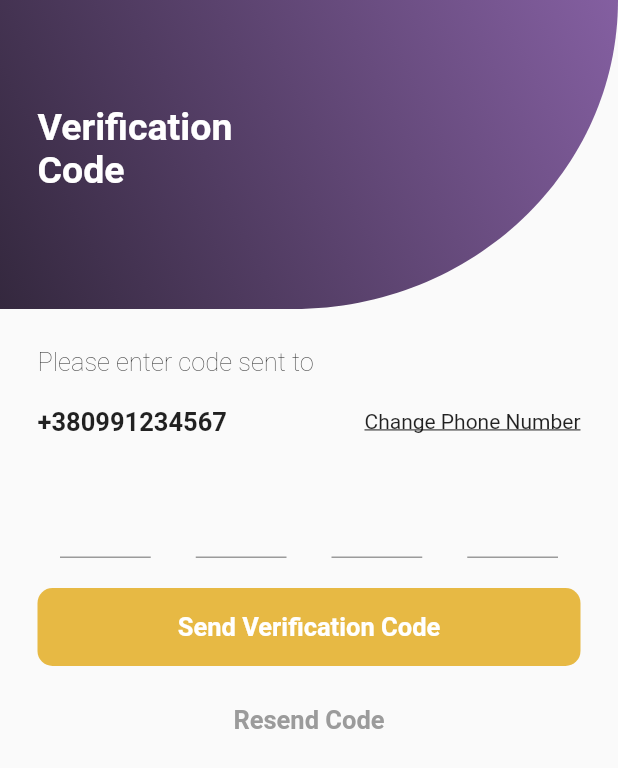
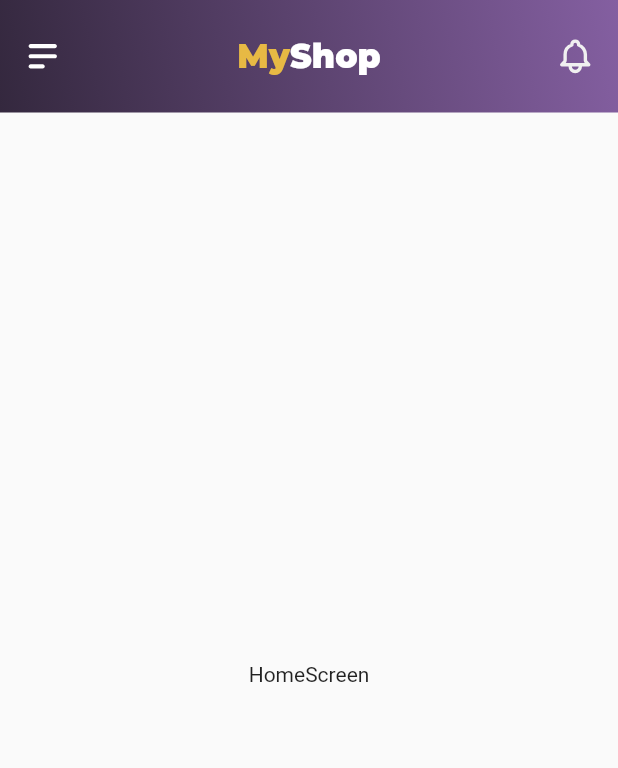
Before and after one commit to ilavisharma/Flutter-Ecommerce-App, a Flutter app: the VerificationScreen screen opened by its route, after a tap on "Send Verification Code", on a phone screen of 412 x 824 dp. Shown: the top 768 px of the screen. Run offline on Flutter 3.47's test engine with Material 2 defaults, Android fonts, the phone set to English and light mode, and no system bars; our stand-ins replace flutter_svg; Roboto replaces fonts that are missing (SF-Pro); project files that could hold a hidden picture were left out.

Commit message:
create custom app bar for home screen and to reuse in other screens

```diff
--- a/lib/main.dart
+++ b/lib/main.dart
@@ -31,6 +31,7 @@ class MyApp extends StatelessWidget {
       routes: {
         EnterPhoneScreen.routeName: (ctx) => EnterPhoneScreen(),
         VerificationScreen.routeName: (ctx) => VerificationScreen(),
+        HomeScreen.routeName: (ctx) => HomeScreen(),
       },
     );
   }
--- /dev/null
+++ b/lib/screens/home_screen.dart
@@ -0,0 +1,48 @@
+import 'package:flutter/material.dart';
+import 'package:flutter_svg/flutter_svg.dart';
+import 'package:ecommerce_app/widgets/widgets.dart';
+
+class HomeScreen extends StatelessWidget {
+  static const routeName = '/home';
+  @override
+  Widget build(BuildContext context) {
+    return Scaffold(
+      appBar: CustomAppBar(
+        leading: SvgPicture.asset(
+          'assets/icons/menu-alt.svg',
+          height: 27,
+          width: 27,
+        ),
+        title: RichText(
+          text: TextSpan(
+            style: TextStyle(fontSize: 22.0),
+            children: [
+              TextSpan(
+                text: 'My',
+                style: TextStyle(
+                    color: Color(0xFFE7B944),
+                    fontWeight: FontWeight.w900,
+                    fontFamily: 'Montserrat'),
+              ),
+              TextSpan(
+                text: 'Shop',
+                style: TextStyle(
+                    color: Colors.white,
+                    fontWeight: FontWeight.w900,
+                    fontFamily: 'Montserrat'),
+              ),
+            ],
+          ),
+        ),
+        trailing: SvgPicture.asset(
+          'assets/icons/bell.svg',
+          height: 27,
+          width: 27,
+        ),
+      ),
+      body: Center(
+        child: Text('HomeScreen'),
+      ),
+    );
+  }
+}
--- a/lib/screens/screens.dart
+++ b/lib/screens/screens.dart
@@ -1,3 +1,4 @@
 export './get_started_screen.dart';
 export './enter_phone_screen.dart';
 export './verification_code_screen.dart';
+export './home_screen.dart';
--- a/lib/screens/verification_code_screen.dart
+++ b/lib/screens/verification_code_screen.dart
@@ -1,4 +1,5 @@
 import 'package:ecommerce_app/widgets/widgets.dart';
+import 'package:ecommerce_app/screens/screens.dart';
 import 'package:flutter/material.dart';
 
 class VerificationScreen extends StatelessWidget {
@@ -77,12 +78,14 @@ class VerificationScreen extends StatelessWidget {
                   padding: EdgeInsets.symmetric(vertical: 12),
                   child: Button(
                     text: 'Send Verification Code',
-                    onPressed: () {},
+                    onPressed: () =>
+                        Navigator.pushNamed(context, HomeScreen.routeName),
                   ),
                 ),
                 FadedButton(
                   text: 'Resend Code',
-                  onPressed: () {},
+                  onPressed: () =>
+                      Navigator.pushNamed(context, HomeScreen.routeName),
                 )
               ],
             ),
--- /dev/null
+++ b/lib/widgets/custom_app_bar.dart
@@ -0,0 +1,36 @@
+import 'package:flutter/material.dart';
+
+class CustomAppBar extends StatelessWidget implements PreferredSizeWidget {
+  final Widget title;
+  final Widget leading;
+  final Widget trailing;
+
+  CustomAppBar(
+      {@required this.title, @required this.leading, @required this.trailing});
+
+  @override
+  Size get preferredSize => Size.fromHeight(75);
+
+  Widget build(BuildContext context) {
+    return Container(
+      height: MediaQuery.of(context).padding.top + 75,
+      decoration: BoxDecoration(
+        gradient: LinearGradient(
+          colors: [Color(0xFF845FA1), Color(0xFF34283E)],
+          begin: Alignment.topRight,
+          end: Alignment.bottomLeft,
+        ),
+      ),
+      padding: EdgeInsets.only(
+          left: 15, right: 15, top: MediaQuery.of(context).padding.top),
+      child: Row(
+        mainAxisAlignment: MainAxisAlignment.spaceBetween,
+        children: [
+          leading,
+          title,
+          trailing,
+        ],
+      ),
+    );
+  }
+}
--- a/lib/widgets/widgets.dart
+++ b/lib/widgets/widgets.dart
@@ -1,3 +1,4 @@
 export './button.dart';
 export './clipped_header.dart';
 export './faded_button.dart';
+export './custom_app_bar.dart';
--- a/pubspec.yaml
+++ b/pubspec.yaml
@@ -32,6 +32,8 @@ dev_dependencies:
   flutter_test:
     sdk: flutter
 
+  flutter_svg: ^0.19.0
+
 # For information on the generic Dart part of this file, see the
 # following page: https://dart.dev/tools/pub/pubspec
 
@@ -45,6 +47,7 @@ flutter:
   # To add assets to your application, add an assets section, like this:
   assets:
     - assets/images/
+    - assets/icons/
 
   # An image asset can refer to one or more resolution-specific "variants", see
   # https://flutter.dev/assets-and-images/#resolution-aware.
```
Also changed, not shown: assets/icons/bell.svg (added), assets/icons/menu-alt.svg (added), pubspec.lock.
